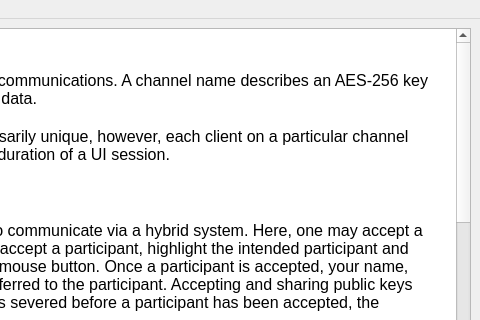
Old version of the form UI/docviewer.ui in the repository xloem/spot-on-svn; both pictures show x 320 to 800 and y 0 to 320 of the 800 by 600 pixel window.
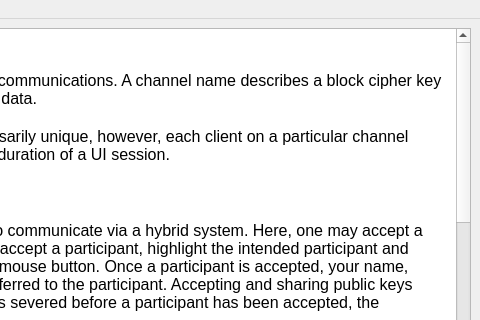
New version of the form. Icons and pictures are not drawn.

Commit message: Buzz on ciphers. Hide message types. Incomplete.

```diff
--- a/UI/docviewer.ui
+++ b/UI/docviewer.ui
@@ -28,7 +28,7 @@
 &lt;/style&gt;&lt;/head&gt;&lt;body style=&quot; font-family:'Sans'; font-size:12pt; font-weight:400; font-style:normal;&quot;&gt;
 &lt;p style=&quot; margin-top:0px; margin-bottom:0px; margin-left:0px; margin-right:0px; -qt-block-indent:0; text-indent:0px;&quot;&gt;&lt;span style=&quot; font-weight:600;&quot;&gt;Buzz&lt;/span&gt;&lt;/p&gt;
 &lt;p style=&quot;-qt-paragraph-type:empty; margin-top:0px; margin-bottom:0px; margin-left:0px; margin-right:0px; -qt-block-indent:0; text-indent:0px;&quot;&gt;&lt;br /&gt;&lt;/p&gt;
-&lt;p style=&quot; margin-top:0px; margin-bottom:0px; margin-left:0px; margin-right:0px; -qt-block-indent:0; text-indent:0px;&quot;&gt;Buzz provides a simple interface for public communications. A channel name describes an AES-256 key that is used for encrypting communications data.&lt;/p&gt;
+&lt;p style=&quot; margin-top:0px; margin-bottom:0px; margin-left:0px; margin-right:0px; -qt-block-indent:0; text-indent:0px;&quot;&gt;Buzz provides a simple interface for public communications. A channel name describes a block cipher key that is used for encrypting communications data.&lt;/p&gt;
 &lt;p style=&quot;-qt-paragraph-type:empty; margin-top:0px; margin-bottom:0px; margin-left:0px; margin-right:0px; -qt-block-indent:0; text-indent:0px;&quot;&gt;&lt;br /&gt;&lt;/p&gt;
 &lt;p style=&quot; margin-top:0px; margin-bottom:0px; margin-left:0px; margin-right:0px; -qt-block-indent:0; text-indent:0px;&quot;&gt;Please note that user names are not necessarily unique, however, each client on a particular channel attempts a unique ID. The ID exists for the duration of a UI session.&lt;/p&gt;
 &lt;p style=&quot;-qt-paragraph-type:empty; margin-top:0px; margin-bottom:0px; margin-left:0px; margin-right:0px; -qt-block-indent:0; text-indent:0px; font-family:'Lucida Grande'; font-weight:600;&quot;&gt;&lt;br /&gt;&lt;/p&gt;
```
The commit also changes 15 other files.
